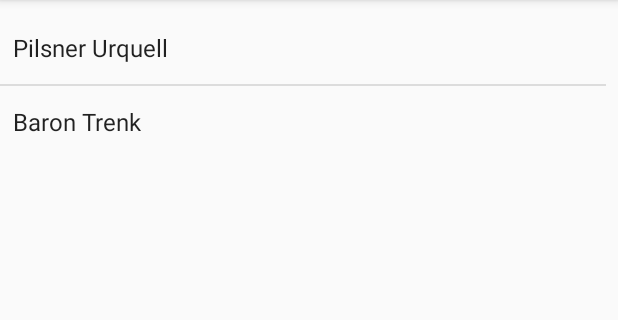
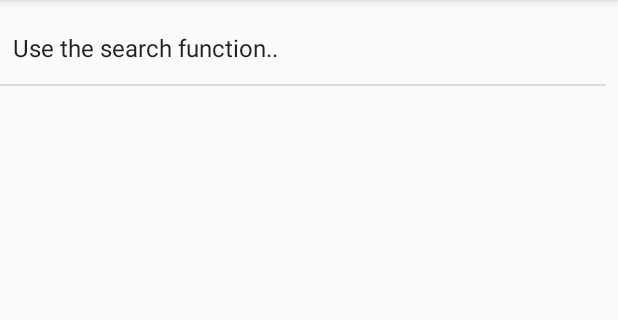
Before and after one commit to rickolsson/applikation_med_checkbox, an Android app: the screen it shows after launch (MainActivity), on a phone screen of 412 x 824 dp, the part 84-404 px from its top. Run offline under Robolectric (Android 15) with nearby library versions, the phone set to English and light mode, and no system bars; our stand-ins replace Volley.

Commit message:
FAVICONNNNN CHANGE YES

```diff
--- a/app/src/main/java/com/example/systemetapp/MainActivity.java
+++ b/app/src/main/java/com/example/systemetapp/MainActivity.java
@@ -44,14 +44,14 @@ public class MainActivity extends AppCompatActivity {
         products = new ArrayList<>();
         Product p1 = new Product.Builder()
                 .alcohol(4.4)
-                .name("Pilsner Urquell")
+                .name("Use the search function..")
                 .nr(1234)
                 .productGroup("Öl")
                 .type("Öl")
                 .volume(330).build();
         Product p2 = new Product.Builder()
                 .alcohol(4.4)
-                .name("Baron Trenk")
+                .name("")
                 .nr(1234)
                 .productGroup("Öl")
                 .type("Öl")
--- a/app/src/main/res/mipmap-anydpi-v26/ic_launcher.xml
+++ b/app/src/main/res/mipmap-anydpi-v26/ic_launcher.xml
@@ -1,5 +1,5 @@
 <?xml version="1.0" encoding="utf-8"?>
 <adaptive-icon xmlns:android="http://schemas.android.com/apk/res/android">
-    <background android:drawable="@drawable/ic_launcher_background" />
-    <foreground android:drawable="@drawable/ic_launcher_foreground" />
+    <background android:drawable="@color/ic_launcher_background"/>
+    <foreground android:drawable="@mipmap/ic_launcher_foreground"/>
 </adaptive-icon>
--- a/app/src/main/res/mipmap-anydpi-v26/ic_launcher_round.xml
+++ b/app/src/main/res/mipmap-anydpi-v26/ic_launcher_round.xml
@@ -1,5 +1,5 @@
 <?xml version="1.0" encoding="utf-8"?>
 <adaptive-icon xmlns:android="http://schemas.android.com/apk/res/android">
-    <background android:drawable="@drawable/ic_launcher_background" />
-    <foreground android:drawable="@drawable/ic_launcher_foreground" />
+    <background android:drawable="@color/ic_launcher_background"/>
+    <foreground android:drawable="@mipmap/ic_launcher_foreground"/>
 </adaptive-icon>
--- /dev/null
+++ b/app/src/main/res/values/ic_launcher_background.xml
@@ -0,0 +1,4 @@
+<?xml version="1.0" encoding="utf-8"?>
+<resources>
+    <color name="ic_launcher_background">#0B7B3E</color>
+</resources>
```
Also changed, not shown: app/src/main/ic_launcher-web.png (added), app/src/main/res/mipmap-hdpi/ic_launcher.png, app/src/main/res/mipmap-hdpi/ic_launcher_foreground.png (added), app/src/main/res/mipmap-hdpi/ic_launcher_round.png, app/src/main/res/mipmap-mdpi/ic_launcher.png, app/src/main/res/mipmap-mdpi/ic_launcher_foreground.png (added), app/src/main/res/mipmap-mdpi/ic_launcher_round.png, app/src/main/res/mipmap-xhdpi/ic_launcher.png, app/src/main/res/mipmap-xhdpi/ic_launcher_foreground.png (added), app/src/main/res/mipmap-xhdpi/ic_launcher_round.png, app/src/main/res/mipmap-xxhdpi/ic_launcher.png, app/src/main/res/mipmap-xxhdpi/ic_launcher_foreground.png (added), app/src/main/res/mipmap-xxhdpi/ic_launcher_round.png, app/src/main/res/mipmap-xxxhdpi/ic_launcher.png, 2 more files.
